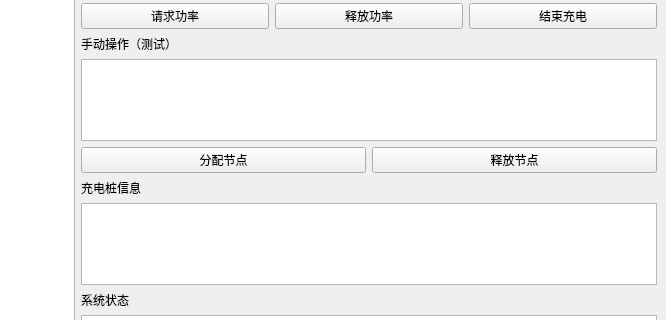
Before: the Qt Designer form RingTopologyPower/mainwindow.ui in chinuxer/pwralloc_ring, drawn with Qt 5; both pictures show x 734 to 1400 and y 225 to 545 of the 1400 by 800 pixel window.
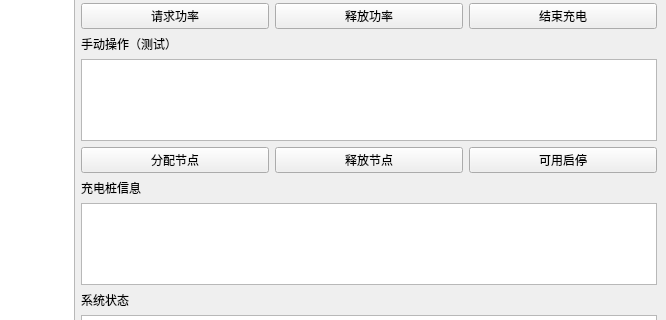
After: the same form once the commit is applied.

Commit message: <feat>node availability and the response strategies <feat>The avoidance principle,allocateNodes_auto()

```diff
--- a/RingTopologyPower/mainwindow.ui
+++ b/RingTopologyPower/mainwindow.ui
@@ -215,6 +215,13 @@
           </property>
          </widget>
         </item>
+        <item>
+         <widget class="QPushButton" name="toggleNodeEnableButton">
+         <property name="text">
+         <string>可用启停</string>
+        </property>
+        </widget>
+        </item>
        </layout>
       </item>
       <item>
```
Left out of the diff: 2 changed lines with no effect on the pictures. The commit also changes 13 other files.
